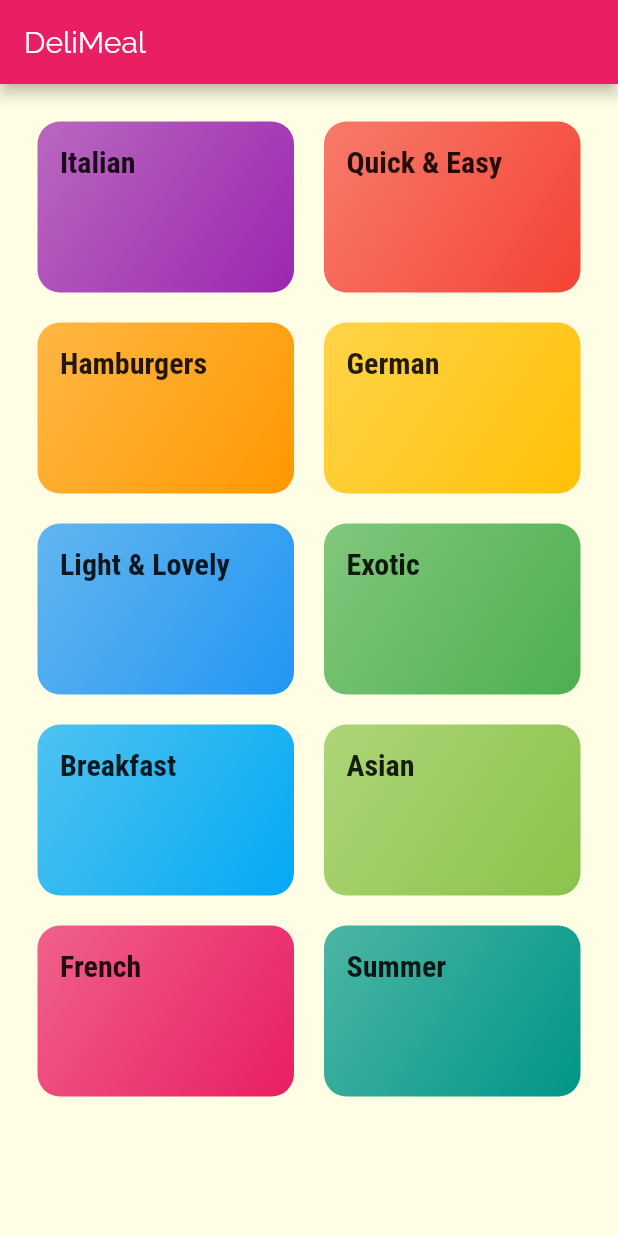
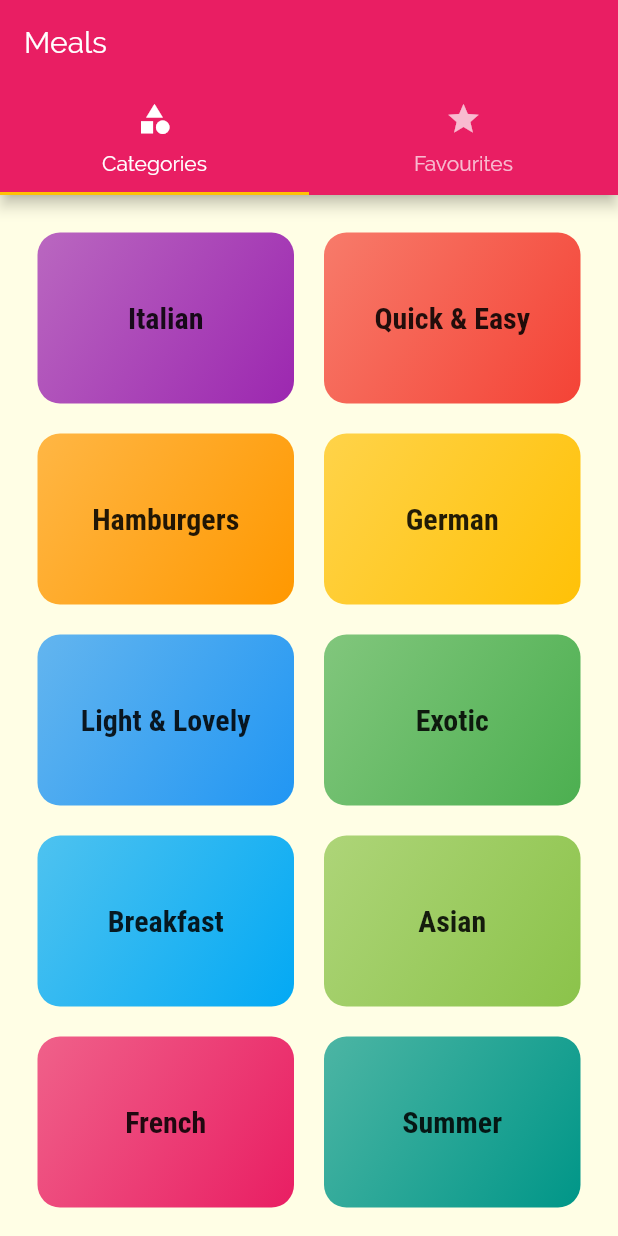
Before and after one commit to prelipceancristian/meals_app, a Flutter app: the screen it shows after launch, on a phone screen of 412 x 824 dp. Run offline on Flutter 3.47's test engine with Material 2 defaults, Android fonts, the phone set to English and light mode, and no system bars.

Commit message:
added tabbar support and a favourites screen

```diff
--- a/lib/main.dart
+++ b/lib/main.dart
@@ -1,4 +1,5 @@
 import 'package:flutter/material.dart';
+import './screens/tabs_screen.dart';
 import 'screens/meal_detail_screen.dart';
 import 'screens/categories_screen.dart';
 import 'screens/category_meals_screen.dart';
@@ -28,8 +29,9 @@ class MyApp extends StatelessWidget {
               fontWeight: FontWeight.bold,
             )),
       ),
-      home: CategoriesScreen(),
+      initialRoute: '/',
       routes: {
+        '/': (ctx) =>TabsScreen(),
         CategoryMealsScreen.routeName: (ctx) => CategoryMealsScreen(),
         MealDetailScreen.routeName: (ctx) => MealDetailScreen(),
       },
--- a/lib/screens/categories_screen.dart
+++ b/lib/screens/categories_screen.dart
@@ -6,11 +6,7 @@ import '../widgets/category_item.dart';
 class CategoriesScreen extends StatelessWidget {
   @override
   Widget build(BuildContext context) {
-    return Scaffold(
-        appBar: AppBar(
-          title: const Text('DeliMeal'),
-        ),
-        body: GridView(
+    return GridView(
           padding: const EdgeInsets.all(25),
           children: DUMMY_CATEGORIES
               .map((catData) => CategoryItem(catData.id, catData.title, catData.color))
@@ -20,6 +16,6 @@ class CategoriesScreen extends StatelessWidget {
               childAspectRatio: 3 / 2,
               crossAxisSpacing: 20,
               mainAxisSpacing: 20),
-        ));
+        );
   }
 }
--- /dev/null
+++ b/lib/screens/tabs_screen.dart
@@ -0,0 +1,31 @@
+import 'package:flutter/material.dart';
+import 'package:meals_app/screens/favorites_screen.dart';
+import './categories_screen.dart';
+
+class TabsScreen extends StatefulWidget {
+  @override
+  _TabsScreenState createState() => _TabsScreenState();
+}
+
+class _TabsScreenState extends State<TabsScreen> {
+  @override
+  Widget build(BuildContext context) {
+    return DefaultTabController(
+      length: 2,
+      child: Scaffold(
+        appBar: AppBar(
+          title: Text('Meals'),
+          bottom: TabBar(
+            tabs: <Widget>[
+              Tab(icon: Icon(Icons.category), text: 'Categories'),
+              Tab(icon: Icon(Icons.star), text: 'Favourites')
+            ],
+          ),
+        ),
+        body: TabBarView(children: <Widget>[
+          CategoriesScreen(), FavoritesScreen()
+        ],),
+      ),
+    );
+  }
+}
--- a/lib/widgets/category_item.dart
+++ b/lib/widgets/category_item.dart
@@ -23,7 +23,7 @@ class CategoryItem extends StatelessWidget {
       borderRadius: BorderRadius.circular(15),
       child: Container(
         padding: const EdgeInsets.all(15),
-        child: Text(title, style: Theme.of(context).textTheme.headline6),
+        child: Center(child: Text(title, style: Theme.of(context).textTheme.headline6)),
         decoration: BoxDecoration(
           gradient: LinearGradient(
             colors: [
```
Also changed, not shown: lib/screens/favorites_screen.dart (added, +11 -0 lines), lib/screens/meal_detail_screen.dart (+54 -11 lines).
